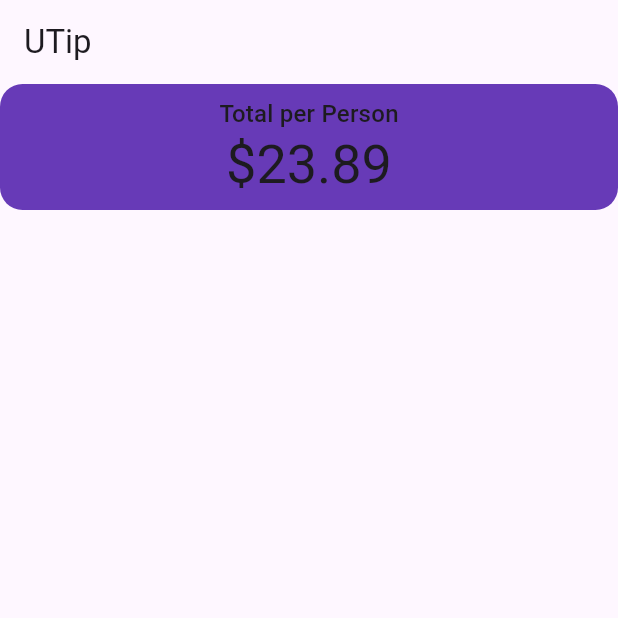
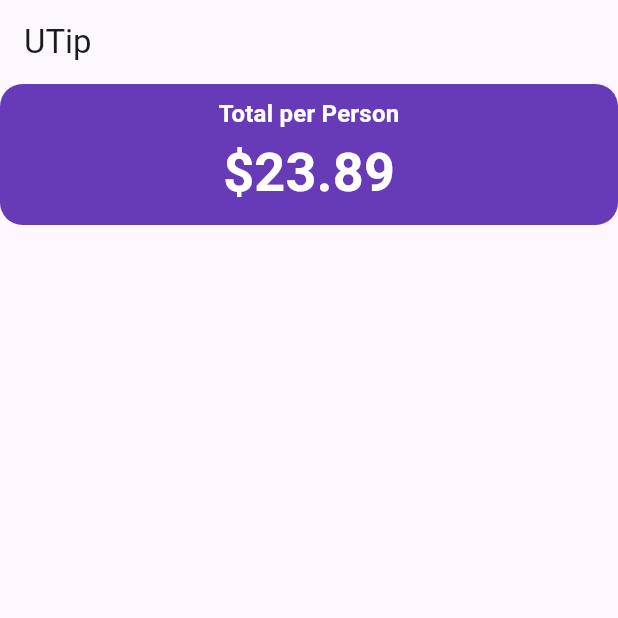
Before and after one commit to robiulju/ZenDot_Practice, a Flutter app: the screen it shows after launch, on a phone screen of 412 x 824 dp, the top half of it. Run offline on Flutter 3.47's test engine with Material 3 defaults, Android fonts, the phone set to English and light mode, and no system bars.

Commit message:
Add Style

```diff
--- a/lib/main.dart
+++ b/lib/main.dart
@@ -10,6 +10,7 @@
   // This widget is the root of your application.
   @override
   Widget build(BuildContext context) {
+    print(context.widget);
     return MaterialApp(
       title: 'UTip App',
       theme: ThemeData(
@@ -31,7 +32,11 @@
 class _UTipState extends State<UTip> {
   @override
   Widget build(BuildContext context) {
+    print(context.owner.toString());
     var theme = Theme.of(context);
+
+    final style = theme.textTheme.titleMedium!.copyWith(
+        color: theme.colorScheme.onPrimary, fontWeight: FontWeight.bold);
     return Scaffold(
       appBar: AppBar(
         title: const Text("UTip"),
@@ -49,11 +54,13 @@
                 children: [
                   Text(
                     "Total per Person",
-                    style: theme.textTheme.titleMedium,
+                    style: style,
                   ),
                   Text(
                     "\$23.89",
-                    style: theme.textTheme.displaySmall,
+                    style: style.copyWith(
+                        color: theme.colorScheme.onPrimary,
+                        fontSize: theme.textTheme.displaySmall?.fontSize),
                   ),
                 ],
               )),
```
